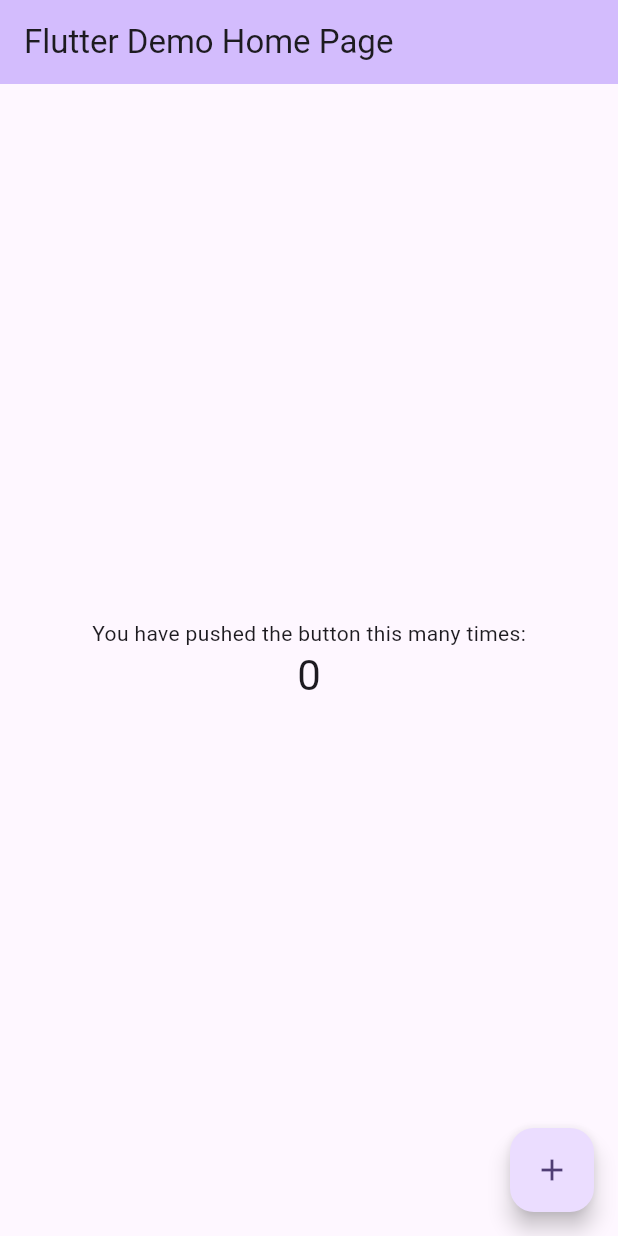
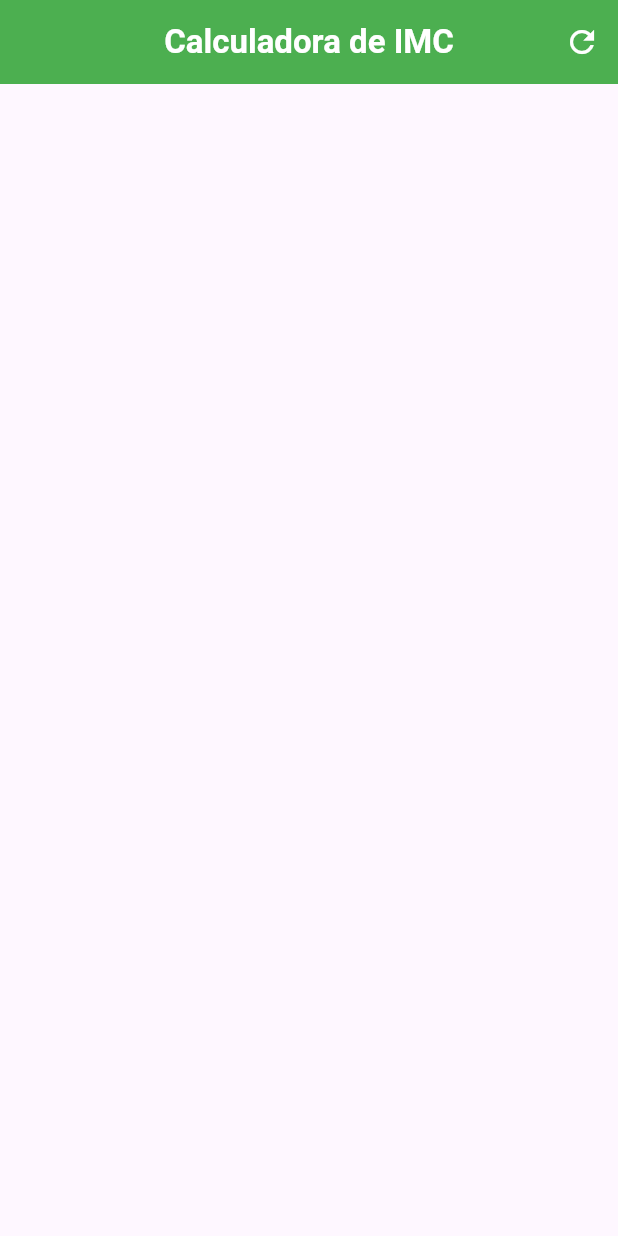
Before and after one commit to jailtonmonteiro/imc_calculator, a Flutter app: the screen it shows after launch, on a phone screen of 412 x 824 dp. Run offline on Flutter 3.47's test engine with Material 3 defaults, Android fonts, the phone set to English and light mode, and no system bars.

Commit message:
Inicio de projeto
Iniciando o projeto de calculadora de IMC

```diff
--- a/lib/main.dart
+++ b/lib/main.dart
@@ -1,125 +1,8 @@
 import 'package:flutter/material.dart';
+import 'package:imc_calculator/pages/home_page.dart';
 
 void main() {
-  runApp(const MyApp());
+  runApp(const MaterialApp(
+    home: HomePage(),
+  ));
 }
-
-class MyApp extends StatelessWidget {
-  const MyApp({super.key});
-
-  // This widget is the root of your application.
-  @override
-  Widget build(BuildContext context) {
-    return MaterialApp(
-      title: 'Flutter Demo',
-      theme: ThemeData(
-        // This is the theme of your application.
-        //
-        // TRY THIS: Try running your application with "flutter run". You'll see
-        // the application has a purple toolbar. Then, without quitting the app,
-        // try changing the seedColor in the colorScheme below to Colors.green
-        // and then invoke "hot reload" (save your changes or press the "hot
-        // reload" button in a Flutter-supported IDE, or press "r" if you used
-        // the command line to start the app).
-        //
-        // Notice that the counter didn't reset back to zero; the application
-        // state is not lost during the reload. To reset the state, use hot
-        // restart instead.
-        //
-        // This works for code too, not just values: Most code changes can be
-        // tested with just a hot reload.
-        colorScheme: ColorScheme.fromSeed(seedColor: Colors.deepPurple),
-        useMaterial3: true,
-      ),
-      home: const MyHomePage(title: 'Flutter Demo Home Page'),
-    );
-  }
-}
-
-class MyHomePage extends StatefulWidget {
-  const MyHomePage({super.key, required this.title});
-
-  // This widget is the home page of your application. It is stateful, meaning
-  // that it has a State object (defined below) that contains fields that affect
-  // how it looks.
-
-  // This class is the configuration for the state. It holds the values (in this
-  // case the title) provided by the parent (in this case the App widget) and
-  // used by the build method of the State. Fields in a Widget subclass are
-  // always marked "final".
-
-  final String title;
-
-  @override
-  State<MyHomePage> createState() => _MyHomePageState();
-}
-
-class _MyHomePageState extends State<MyHomePage> {
-  int _counter = 0;
-
-  void _incrementCounter() {
-    setState(() {
-      // This call to setState tells the Flutter framework that something has
-      // changed in this State, which causes it to rerun the build method below
-      // so that the display can reflect the updated values. If we changed
-      // _counter without calling setState(), then the build method would not be
-      // called again, and so nothing would appear to happen.
-      _counter++;
-    });
-  }
-
-  @override
-  Widget build(BuildContext context) {
-    // This method is rerun every time setState is called, for instance as done
-    // by the _incrementCounter method above.
-    //
-    // The Flutter framework has been optimized to make rerunning build methods
-    // fast, so that you can just rebuild anything that needs updating rather
-    // than having to individually change instances of widgets.
-    return Scaffold(
-      appBar: AppBar(
-        // TRY THIS: Try changing the color here to a specific color (to
-        // Colors.amber, perhaps?) and trigger a hot reload to see the AppBar
-        // change color while the other colors stay the same.
-        backgroundColor: Theme.of(context).colorScheme.inversePrimary,
-        // Here we take the value from the MyHomePage object that was created by
-        // the App.build method, and use it to set our appbar title.
-        title: Text(widget.title),
-      ),
-      body: Center(
-        // Center is a layout widget. It takes a single child and positions it
-        // in the middle of the parent.
-        child: Column(
-          // Column is also a layout widget. It takes a list of children and
-          // arranges them vertically. By default, it sizes itself to fit its
-          // children horizontally, and tries to be as tall as its parent.
-          //
-          // Column has various properties to control how it sizes itself and
-          // how it positions its children. Here we use mainAxisAlignment to
-          // center the children vertically; the main axis here is the vertical
-          // axis because Columns are vertical (the cross axis would be
-          // horizontal).
-          //
-          // TRY THIS: Invoke "debug painting" (choose the "Toggle Debug Paint"
-          // action in the IDE, or press "p" in the console), to see the
-          // wireframe for each widget.
-          mainAxisAlignment: MainAxisAlignment.center,
-          children: <Widget>[
-            const Text(
-              'You have pushed the button this many times:',
-            ),
-            Text(
-              '$_counter',
-              style: Theme.of(context).textTheme.headlineMedium,
-            ),
-          ],
-        ),
-      ),
-      floatingActionButton: FloatingActionButton(
-        onPressed: _incrementCounter,
-        tooltip: 'Increment',
-        child: const Icon(Icons.add),
-      ), // This trailing comma makes auto-formatting nicer for build methods.
-    );
-  }
-}
--- /dev/null
+++ b/lib/pages/home_page.dart
@@ -0,0 +1,36 @@
+import 'package:flutter/material.dart';
+
+class HomePage extends StatefulWidget {
+  const HomePage({super.key});
+
+  @override
+  State<HomePage> createState() => _HomePageState();
+}
+
+class _HomePageState extends State<HomePage> {
+  @override
+  Widget build(BuildContext context) {
+    return Scaffold(
+      appBar: AppBar(
+        title: const Text(
+          'Calculadora de IMC',
+          style: TextStyle(
+            color: Colors.white,
+            fontWeight: FontWeight.w600,
+          ),
+        ),
+        centerTitle: true,
+        backgroundColor: Colors.green,
+        actions: [
+          IconButton(
+            onPressed: () {},
+            icon: const Icon(
+              Icons.refresh,
+              color: Colors.white,
+            ),
+          )
+        ],
+      ),
+    );
+  }
+}
```
